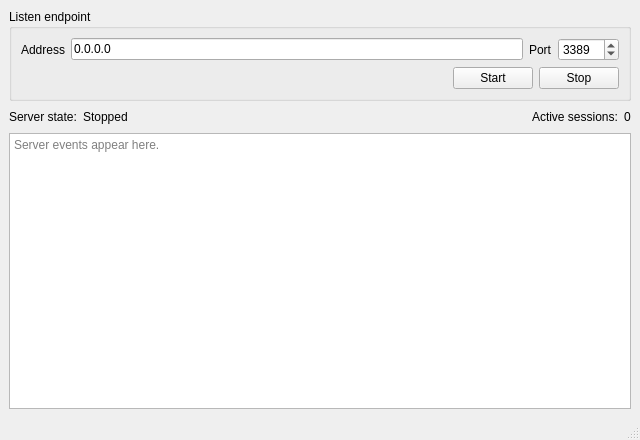
ongre01/myRDP, file RDPServer/mainwindow.ui: the form before one commit.
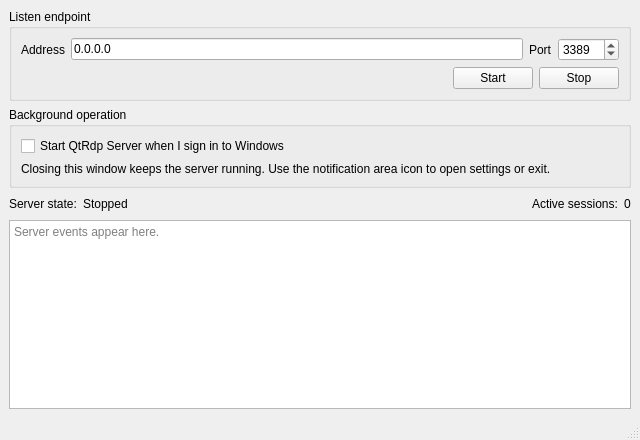
The form after the commit.

Commit message: feat(RDPServer): add auto-start manager and background startup option

```diff
--- a/RDPServer/mainwindow.ui
+++ b/RDPServer/mainwindow.ui
@@ -92,6 +92,32 @@
       </layout>
      </widget>
     </item>
+    <item>
+     <widget class="QGroupBox" name="backgroundGroupBox">
+      <property name="title">
+       <string>Background operation</string>
+      </property>
+      <layout class="QVBoxLayout" name="backgroundLayout">
+       <item>
+        <widget class="QCheckBox" name="autoStartCheckBox">
+         <property name="text">
+          <string>Start QtRdp Server when I sign in to Windows</string>
+         </property>
+        </widget>
+       </item>
+       <item>
+        <widget class="QLabel" name="backgroundHintLabel">
+         <property name="text">
+          <string>Closing this window keeps the server running. Use the notification area icon to open settings or exit.</string>
+         </property>
+         <property name="wordWrap">
+          <bool>true</bool>
+         </property>
+        </widget>
+       </item>
+      </layout>
+     </widget>
+    </item>
     <item>
      <layout class="QHBoxLayout" name="statusLayout">
       <item>
```
The commit also changes 10 other files.
